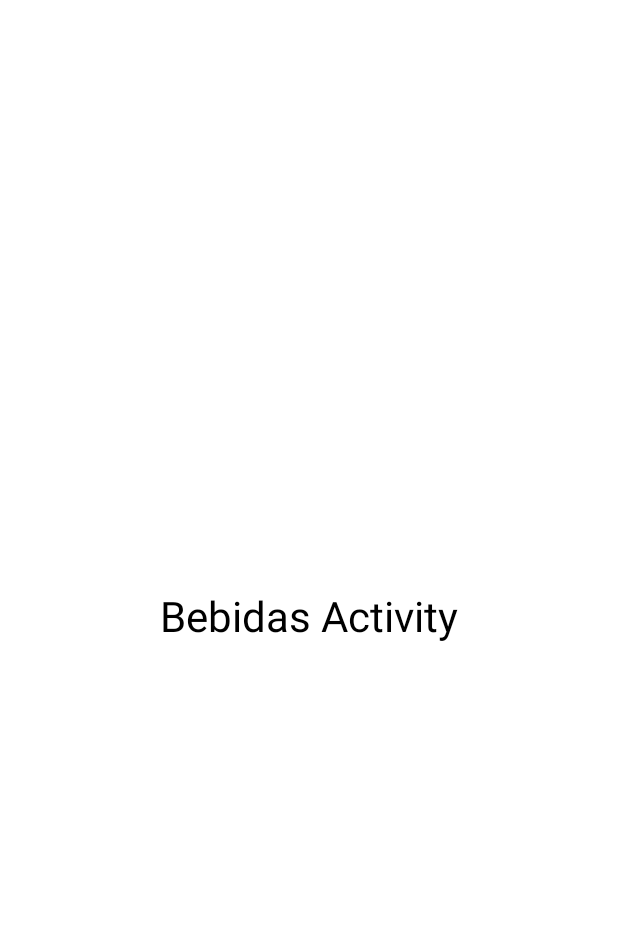
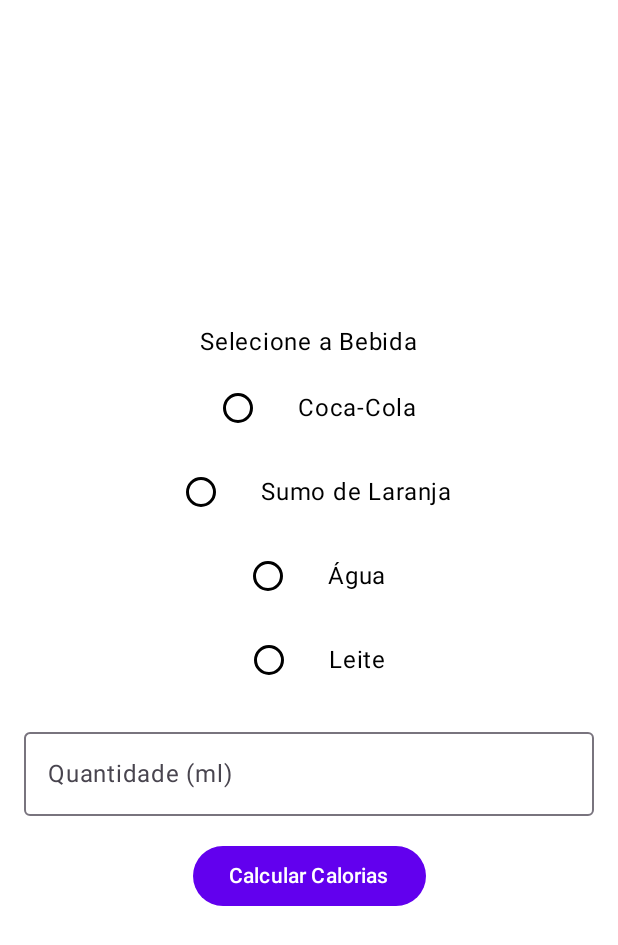
Before and after one commit to Rodrigo261/trabalho_final, an Android app built with Jetpack Compose: the BebidasActivity screen opened directly, with no data from a screen before it, on a phone screen of 412 x 824 dp. Shown: the top 945 px of the screen. Run offline under Robolectric (Android 15) with nearby library versions, the phone set to English and light mode, and no system bars.

Commit message:
BebidasScreenScreen adicionado

```diff
--- /dev/null
+++ b/app/src/main/java/BebidasScreen.kt
@@ -0,0 +1,97 @@
+package com.example.trabalho_final
+
+import android.widget.Toast
+import androidx.compose.foundation.layout.*
+import androidx.compose.material3.Button
+import androidx.compose.material3.RadioButton
+import androidx.compose.material3.Text
+import androidx.compose.material3.OutlinedTextField
+import androidx.compose.material3.RadioButtonDefaults
+import androidx.compose.material3.MaterialTheme
+import androidx.compose.runtime.*
+import androidx.compose.runtime.saveable.rememberSaveable
+import androidx.compose.ui.Alignment
+import androidx.compose.ui.Modifier
+import androidx.compose.ui.platform.LocalContext
+import androidx.compose.ui.unit.dp
+
+@Composable
+fun BebidasScreen() {
+    var bebida by rememberSaveable { mutableStateOf("") }
+    var quantidade by rememberSaveable { mutableStateOf("") }
+
+
+    val bebidas = listOf(
+        "Coca-Cola",
+        "Sumo de Laranja",
+        "Água",
+        "Leite"
+    )
+
+    val context = LocalContext.current
+
+    Column(
+        modifier = Modifier
+            .fillMaxSize()
+            .padding(16.dp),
+        horizontalAlignment = Alignment.CenterHorizontally,
+        verticalArrangement = Arrangement.Center
+    ) {
+
+        Text(text = "Selecione a Bebida")
+        Spacer(modifier = Modifier.height(8.dp))
+
+
+        bebidas.forEach { option ->
+            Row(verticalAlignment = Alignment.CenterVertically) {
+                RadioButton(
+                    selected = bebida == option,
+                    onClick = { bebida = option },
+                    colors = RadioButtonDefaults.colors(
+                        selectedColor = MaterialTheme.colorScheme.primary,
+                        unselectedColor = MaterialTheme.colorScheme.onSurface
+                    ),
+                    modifier = Modifier.padding(end = 16.dp)
+                )
+                Text(text = option)
+            }
+            Spacer(modifier = Modifier.height(8.dp))
+        }
+
+        Spacer(modifier = Modifier.height(8.dp))
+
+
+        OutlinedTextField(
+            value = quantidade,
+            onValueChange = { quantidade = it },
+            label = { Text("Quantidade (ml)") },
+            modifier = Modifier.fillMaxWidth()
+        )
+
+        Spacer(modifier = Modifier.height(16.dp))
+
+
+        Button(onClick = {
+
+            val quantidadeMl = quantidade.toIntOrNull() ?: 0
+            val caloriasPorMl = calcularCaloriasPorMl(bebida)
+            val totalCalorias = quantidadeMl * caloriasPorMl
+
+            val resultado = "Total de calorias consumidas: $totalCalorias calorias"
+            Toast.makeText(context, resultado, Toast.LENGTH_LONG).show()
+        }) {
+            Text(text = "Calcular Calorias")
+        }
+    }
+}
+
+
+fun calcularCaloriasPorMl(bebida: String): Int {
+    return when (bebida) {
+        "Coca-Cola" -> 37
+        "Sumo de Laranja" -> 45
+        "Água" -> 0
+        "Leite" -> 64
+        else -> 0
+    }
+}
--- a/app/src/main/java/com/example/trabalho_final/BebidasActivity.kt
+++ b/app/src/main/java/com/example/trabalho_final/BebidasActivity.kt
@@ -1,14 +1,19 @@
 package com.example.trabalho_final
+
 
 import android.os.Bundle
 import androidx.activity.ComponentActivity
 import androidx.activity.compose.setContent
-import androidx.compose.foundation.layout.*
-import androidx.compose.material3.*
+import androidx.compose.foundation.layout.fillMaxSize
+import androidx.compose.foundation.layout.padding
+import androidx.compose.foundation.layout.Column
+import androidx.compose.foundation.layout.Spacer
+import androidx.compose.foundation.layout.height
+import androidx.compose.material3.Surface
+import androidx.compose.material3.Text
 import androidx.compose.runtime.Composable
 import androidx.compose.ui.Alignment
 import androidx.compose.ui.Modifier
-import androidx.compose.ui.tooling.preview.Preview
 import androidx.compose.ui.unit.dp
 import com.example.trabalho_final.ui.theme.TrabalhoFinalTheme
 
@@ -18,33 +23,12 @@ class BebidasActivity : ComponentActivity() {
         setContent {
             TrabalhoFinalTheme {
                 Surface(
-                    modifier = Modifier
-                        .fillMaxSize()
-                        .padding(16.dp),
-                ) {
-                    BebidasScreen()
-                }
+                    modifier = Modifier.fillMaxSize(),
+                    content = {
+                       BebidasScreen()
+                    }
+                )
             }
         }
     }
 }
-
-@Composable
-fun BebidasScreen() {
-    Column(
-        modifier = Modifier.fillMaxSize(),
-        horizontalAlignment = Alignment.CenterHorizontally,
-        verticalArrangement = Arrangement.Center
-    ) {
-        Text(text = "Bebidas Activity", style = MaterialTheme.typography.headlineMedium)
-
-    }
-}
-
-@Preview(showBackground = true)
-@Composable
-fun BebidasScreenPreview() {
-    TrabalhoFinalTheme {
-        BebidasScreen()
-    }
-}
```
Also changed, not shown: app/src/main/res/layout/activity_bebidas.xml (deleted, +0 -92 lines).
